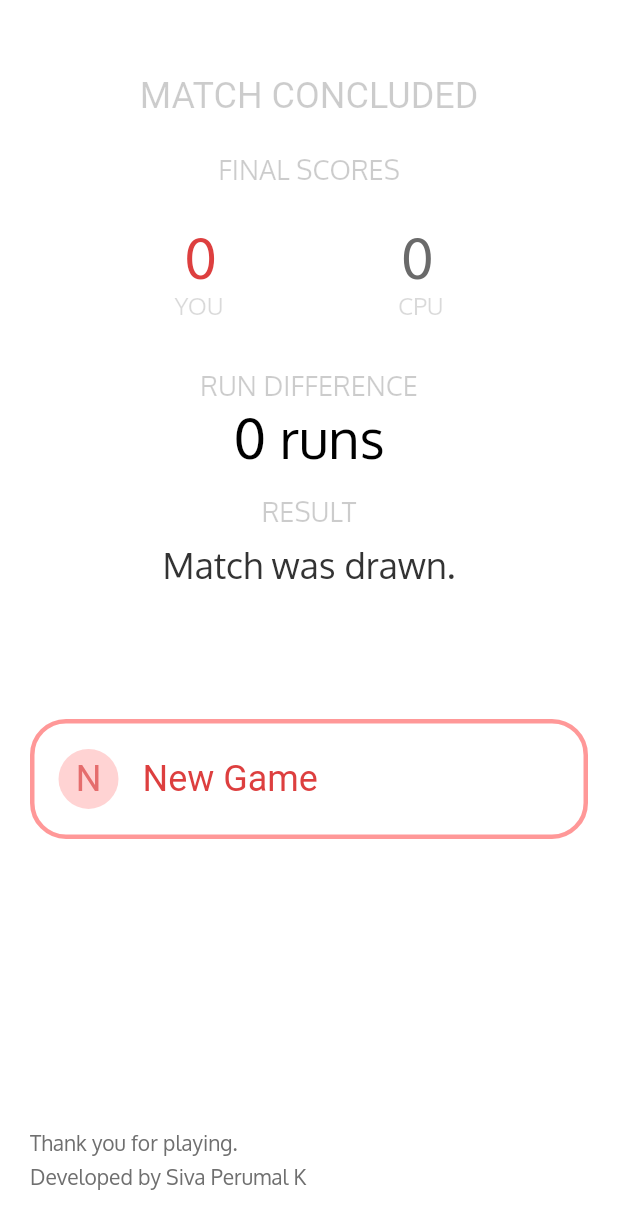
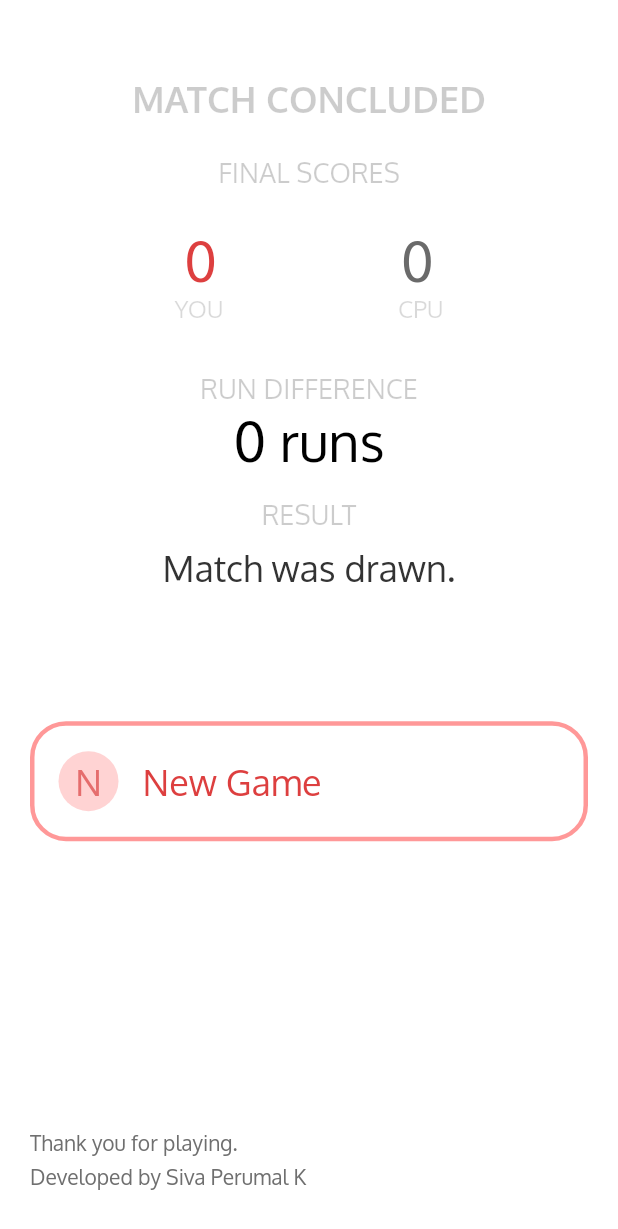
Before and after one commit to sivaperumal644/hand_cricket_flutter, a Flutter app: the ResultPage screen opened directly, on a phone screen of 412 x 824 dp. Shown: the top 1229 px of the screen. Run offline on Flutter 3.47's test engine with Material 2 defaults, Android fonts, the phone set to English and light mode, and no system bars; our stand-ins replace flutter_svg, toast; Roboto replaces fonts that are missing (Oxygen-bold).

Commit message:
change of font.

```diff
--- a/lib/buttons/input_button.dart
+++ b/lib/buttons/input_button.dart
@@ -11,8 +11,7 @@ Widget inputButton(input) {
     child: Center(
       child: Text(
         input,
-        style:
-            TextStyle(fontSize: 36, fontFamily: 'Oxygen', color: Colors.white),
+        style: TextStyle(fontSize: 36, color: Colors.white),
       ),
     ),
   );
--- a/lib/screens/home_screen.dart
+++ b/lib/screens/home_screen.dart
@@ -32,7 +32,6 @@ class HomeScreenState extends State<HomeScreen> {
                   padding: EdgeInsets.fromLTRB(20, 41, 0, 0),
                   child: Text('New Game',
                       style: TextStyle(
-                          fontFamily: 'Oxygen',
                           color: Color.fromRGBO(255, 255, 255, 0.6),
                           fontSize: 36)),
                 ),
@@ -51,7 +50,6 @@ class HomeScreenState extends State<HomeScreen> {
                           'READ THE RULES',
                           style: TextStyle(
                               fontSize: 24,
-                              fontFamily: 'Oxygen',
                               color: Colors.white),
                         ),
                       )
@@ -74,7 +72,6 @@ class HomeScreenState extends State<HomeScreen> {
                           child: Text(
                             'ABOUT APP',
                             style: TextStyle(
-                                fontFamily: 'Oxygen',
                                 color: Color.fromRGBO(255, 255, 255, 0.5),
                                 fontSize: 24),
                           ),
--- a/lib/screens/result_screen.dart
+++ b/lib/screens/result_screen.dart
@@ -25,16 +25,16 @@ class ResultPage extends StatelessWidget {
                 child: Text('MATCH CONCLUDED',
                     style: TextStyle(
                         fontSize: 24,
-                        fontFamily: 'Oxygen-bold',
+                        fontWeight: FontWeight.bold,
                         color: Color.fromRGBO(0, 0, 0, 0.2))),
               ),
               Padding(
                 padding: const EdgeInsets.only(top: 24.0),
                 child: Text('FINAL SCORES',
                     style: TextStyle(
-                        fontSize: 18,
-                        color: Color.fromRGBO(0, 0, 0, 0.2),
-                        fontFamily: 'Oxygen')),
+                      fontSize: 18,
+                      color: Color.fromRGBO(0, 0, 0, 0.2),
+                    )),
               ),
               Padding(
                 padding: const EdgeInsets.only(top: 24.0),
@@ -44,14 +44,12 @@ class ResultPage extends StatelessWidget {
                     Text(
                       appState.getUserScore.toString(),
                       style: TextStyle(
-                          fontFamily: 'Oxygen',
                           fontSize: 36,
                           color: Color.fromRGBO(221, 63, 63, 100)),
                     ),
                     Text(
                       appState.getCpuScore.toString(),
                       style: TextStyle(
-                          fontFamily: 'Oxygen',
                           fontSize: 36,
                           color: Color.fromRGBO(106, 106, 106, 100)),
                     )
@@ -64,16 +62,12 @@ class ResultPage extends StatelessWidget {
                   Text(
                     'YOU',
                     style: TextStyle(
-                        fontFamily: 'Oxygen',
-                        fontSize: 16,
-                        color: Color.fromRGBO(0, 0, 0, 0.15)),
+                        fontSize: 16, color: Color.fromRGBO(0, 0, 0, 0.15)),
                   ),
                   Text(
                     'CPU',
                     style: TextStyle(
-                        fontFamily: 'Oxygen',
-                        fontSize: 16,
-                        color: Color.fromRGBO(0, 0, 0, 0.15)),
+                        fontSize: 16, color: Color.fromRGBO(0, 0, 0, 0.15)),
                   )
                 ],
               ),
@@ -81,18 +75,14 @@ class ResultPage extends StatelessWidget {
                 padding: const EdgeInsets.only(top: 32.0),
                 child: Text('RUN DIFFERENCE',
                     style: TextStyle(
-                        fontSize: 18,
-                        fontFamily: 'Oxygen',
-                        color: Color.fromRGBO(0, 0, 0, 0.2))),
+                        fontSize: 18, color: Color.fromRGBO(0, 0, 0, 0.2))),
               ),
               difference(context),
               Padding(
                 padding: const EdgeInsets.only(top: 16.0),
                 child: Text('RESULT',
                     style: TextStyle(
-                        fontSize: 18,
-                        fontFamily: 'Oxygen',
-                        color: Color.fromRGBO(0, 0, 0, 0.2))),
+                        fontSize: 18, color: Color.fromRGBO(0, 0, 0, 0.2))),
               ),
               winner(context),
               Expanded(
@@ -144,7 +134,6 @@ class ResultPage extends StatelessWidget {
                               'Thank you for playing.',
                               style: TextStyle(
                                   fontSize: 14,
-                                  fontFamily: 'Oxygen',
                                   color: Color.fromRGBO(111, 111, 111, 100)),
                             ),
                           ],
@@ -162,7 +151,6 @@ class ResultPage extends StatelessWidget {
                               'Developed by Siva Perumal K',
                               style: TextStyle(
                                   fontSize: 14,
-                                  fontFamily: 'Oxygen',
                                   color: Color.fromRGBO(111, 111, 111, 100)),
                             ),
                           ],
@@ -200,28 +188,22 @@ Widget winner(context) {
     return Padding(
       padding: const EdgeInsets.only(top: 8.0),
       child: Text('Opponent wins the match.',
-          style: TextStyle(
-              fontFamily: 'Oxygen',
-              fontSize: 24,
-              color: Color.fromRGBO(51, 51, 51, 100))),
+          style:
+              TextStyle(fontSize: 24, color: Color.fromRGBO(51, 51, 51, 100))),
     );
   } else if (appState.getUserScore > appState.getCpuScore) {
     return Padding(
       padding: const EdgeInsets.only(top: 8.0),
       child: Text('You win the match.',
-          style: TextStyle(
-              fontFamily: 'Oxygen',
-              fontSize: 24,
-              color: Color.fromRGBO(51, 51, 51, 100))),
+          style:
+              TextStyle(fontSize: 24, color: Color.fromRGBO(51, 51, 51, 100))),
     );
   } else {
     return Padding(
       padding: const EdgeInsets.only(top: 8.0),
       child: Text('Match was drawn.',
-          style: TextStyle(
-              fontFamily: 'Oxygen',
-              fontSize: 24,
-              color: Color.fromRGBO(51, 51, 51, 100))),
+          style:
+              TextStyle(fontSize: 24, color: Color.fromRGBO(51, 51, 51, 100))),
     );
   }
 }
--- a/lib/screens/splash_screen.dart
+++ b/lib/screens/splash_screen.dart
@@ -9,6 +9,7 @@ class MyApp extends StatelessWidget {
     return ChangeNotifierProvider<AppState>(
       builder: (_) => AppState(),
       child: MaterialApp(
+        theme: ThemeData(fontFamily: 'Oxygen'),
         home: Scaffold(
           body: SplashScreen(),
         ),
--- a/lib/screens/toss_screen.dart
+++ b/lib/screens/toss_screen.dart
@@ -34,7 +34,6 @@ class TossPageState extends State<TossPage> {
             child: Text(
               'Toss',
               style: TextStyle(
-                  fontFamily: 'Oxygen',
                   fontSize: 36,
                   color: Color.fromRGBO(255, 255, 255, 0.6)),
             ),
--- a/lib/screens/toss_selection_screen.dart
+++ b/lib/screens/toss_selection_screen.dart
@@ -35,9 +35,7 @@ class TossSelectionState extends State<TossSelection> {
                 child: Text(
                   'Select a number',
                   style: TextStyle(
-                      color: Color.fromRGBO(255, 255, 255, 0.5),
-                      fontFamily: 'Oxygen',
-                      fontSize: 36),
+                      color: Color.fromRGBO(255, 255, 255, 0.5), fontSize: 36),
                 ),
               ),
               Padding(
```
Also changed, not shown: lib/screens/about_app_screen.dart (+3 -5 lines), lib/screens/match_screen.dart (+29 -12 lines), lib/screens/rules_screen.dart (+4 -6 lines), lib/screens/tossing_screen.dart (+4 -16 lines).
